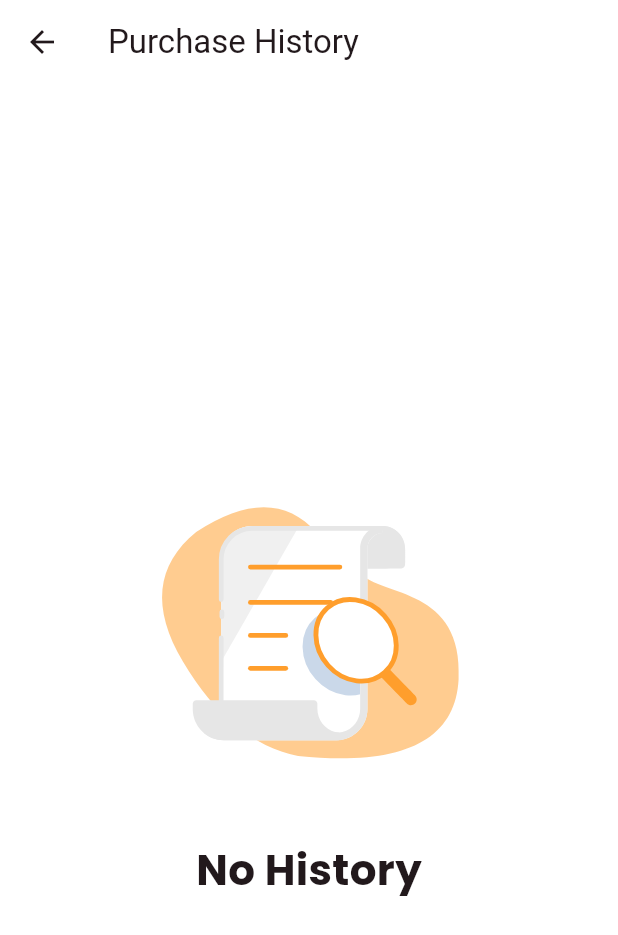
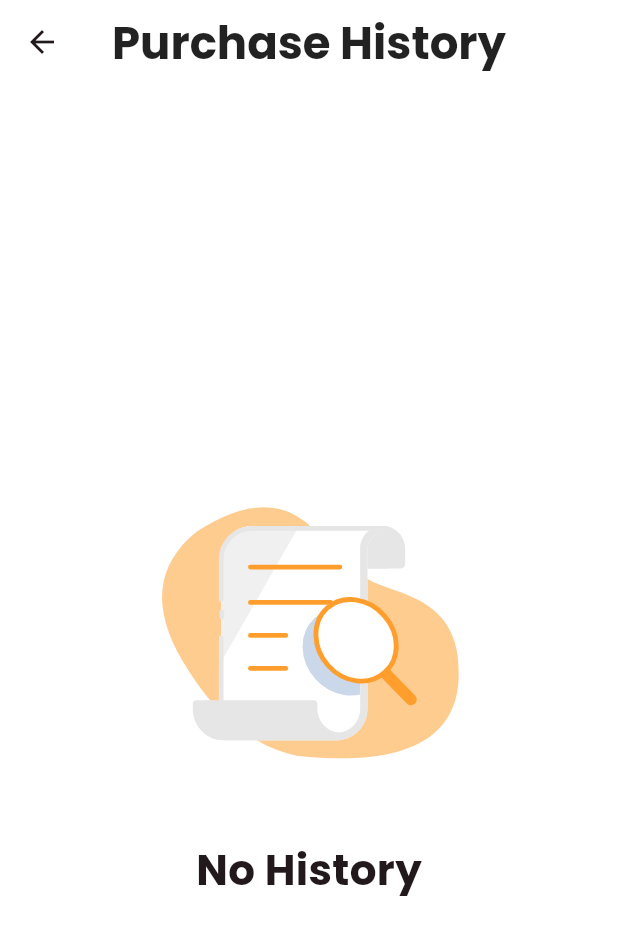
Before and after one commit to Afriza43/sneaker_apps, a Flutter app: the HistoryPage screen opened directly, on a phone screen of 412 x 824 dp. Shown: the top 935 px of the screen. Run offline on Flutter 3.47's test engine with Material 2 defaults, Android fonts, the phone set to English and light mode, and no system bars; our stand-ins replace google_fonts, image_picker, lottie, shared_preferences, sqflite; missing offline and left inert: bcrypt, bottom_bar; accounts and stored records are empty.

Commit message:
final fix

```diff
--- a/lib/helper/dbhelper.dart
+++ b/lib/helper/dbhelper.dart
@@ -20,7 +20,7 @@ class DBHelper {
   Future<Database> initDb() async {
     io.Directory directory = await getApplicationDocumentsDirectory();
 
-    String path = directory.path + 'sepatu_toko.db';
+    String path = directory.path + 'sneaky_shop2.db';
 
     var sneakerDatabase = openDatabase(path, version: 1, onCreate: _createDb);
     return sneakerDatabase;
@@ -45,7 +45,8 @@ class DBHelper {
         userName TEXT PRIMARY KEY,
         fullName TEXT,
         phone TEXT,
-        userPassword TEXT)
+        userPassword TEXT,
+        gambar TEXT)
     ''');
   }
 
--- a/lib/history.dart
+++ b/lib/history.dart
@@ -16,11 +16,23 @@ class _HistoryPageState extends State<HistoryPage> {
   HistoryDBHelper dbHelper = HistoryDBHelper();
   List<History> historyList = [];
   late String userName = '';
+  bool _isLoading = true;
 
   @override
   void initState() {
     super.initState();
     getLoginData();
+
+    Future.delayed(const Duration(seconds: 1), () {
+      setState(() {
+        _isLoading = false;
+      });
+    });
+  }
+
+  @override
+  void dispose() {
+    super.dispose();
   }
 
   void getLoginData() async {
@@ -51,10 +63,24 @@ class _HistoryPageState extends State<HistoryPage> {
   Widget build(BuildContext context) {
     return Scaffold(
       appBar: AppBar(
-        title: Text('Purchase History'),
+        centerTitle: true,
+        title: Text(
+          'Purchase History',
+          style: GoogleFonts.poppins(
+            fontWeight: FontWeight.bold,
+            fontSize: 30.0,
+            color: Colors.black87,
+          ),
+        ),
         backgroundColor: Colors.white,
       ),
-      body: historyList.isEmpty ? _emptyHistory() : _historyItem(),
+      body: _isLoading
+          ? Center(
+              child: CircularProgressIndicator(),
+            )
+          : historyList.isEmpty
+              ? _emptyHistory()
+              : _historyItem(),
       backgroundColor: Colors.white,
     );
   }
--- a/pubspec.yaml
+++ b/pubspec.yaml
@@ -75,6 +75,7 @@ flutter:
     - assets/lottie/edit_profile.json
     - assets/lottie/cart_empty.json
     - assets/lottie/no_history.json
+    - assets/image/user_profile.png
 
   # An image asset can refer to one or more resolution-specific "variants", see
   # https://flutter.dev/assets-and-images/#resolution-aware
```
Also changed, not shown: lib/models/UserModel.dart (+6 -4 lines), lib/profil.dart (+34 -5 lines), lib/register.dart (+5 -5 lines), assets/image/user_profile.png (added).
